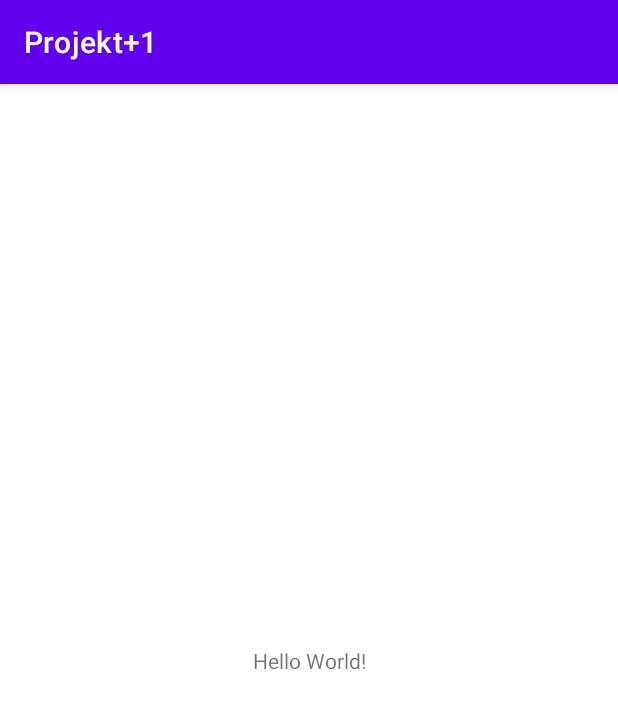
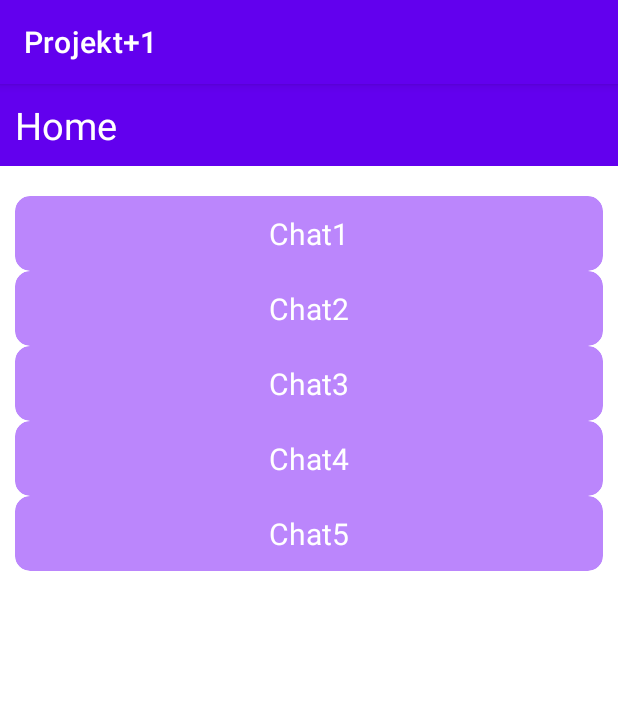
Before and after one commit to TobiWan1995/Organizer-Chat, an Android app: the screen it shows after launch (MainActivity), on a phone screen of 412 x 824 dp. Shown: the top 709 px of the screen. Run offline under Robolectric (Android 15) with nearby library versions, the phone set to English and light mode, and no system bars.

Commit message:
Recylcer View Implementation

```diff
--- a/app/build.gradle
+++ b/app/build.gradle
@@ -3,13 +3,13 @@ plugins {
 }
 
 android {
-    compileSdkVersion 30
-    buildToolsVersion "30.0.3"
+    compileSdkVersion 29
+    buildToolsVersion "29.0.3"
 
     defaultConfig {
         applicationId "com.example.projekt1"
         minSdkVersion 24
-        targetSdkVersion 30
+        targetSdkVersion 29
         versionCode 1
         versionName "1.0"
 
@@ -23,7 +23,7 @@ android {
         }
     }
     compileOptions {
-        sourceCompatibility JavaVersion.VERSION_1_8
+        sourceCompatibility JavaVersion.VERSION_1_6
         targetCompatibility JavaVersion.VERSION_1_8
     }
 }
--- /dev/null
+++ b/app/src/main/java/com/example/projekt1/Home.java
@@ -0,0 +1,64 @@
+package com.example.projekt1;
+
+import android.content.Context;
+import android.view.LayoutInflater;
+import android.view.View;
+import android.view.ViewGroup;
+import android.widget.TextView;
+import android.widget.Toast;
+
+import androidx.annotation.NonNull;
+import androidx.recyclerview.widget.RecyclerView;
+
+public class Home extends RecyclerView.Adapter<Home.ViewHolder> {
+
+    String data[];
+    Context context;
+
+    public Home(){
+        this.data = this.getChats();
+    }
+
+    public Home(String[] data){
+
+    }
+
+    @NonNull
+    @Override
+    public Home.ViewHolder onCreateViewHolder(@NonNull ViewGroup parent, int viewType) {
+        LayoutInflater layoutInflater = LayoutInflater.from(parent.getContext());
+        View view = layoutInflater.inflate(R.layout.home_item, parent, false);
+        ViewHolder viewHolder = new ViewHolder(view);
+        return viewHolder;
+    }
+
+    @Override
+    public void onBindViewHolder(@NonNull Home.ViewHolder holder, final int position) {
+        holder.textView.setText(data[position]);
+        holder.textView.setOnClickListener(new View.OnClickListener() {
+            @Override
+            public void onClick(View v) {
+                Toast.makeText(context, "Clicked on "+ data[position], Toast.LENGTH_SHORT).show();
+            }
+        });
+    }
+
+    @Override
+    public int getItemCount() {
+        return getChats().length;
+    }
+
+    public String[] getChats(){
+        return new String[] {"Chat1", "Chat2", "Chat3", "Chat4", "Chat5"};
+    }
+
+    public class ViewHolder extends RecyclerView.ViewHolder{
+
+        TextView textView;
+
+        public ViewHolder(@NonNull View itemView) {
+            super(itemView);
+            textView = itemView.findViewById(R.id.home_textView_chat);
+        }
+    }
+}
--- a/app/src/main/java/com/example/projekt1/MainActivity.java
+++ b/app/src/main/java/com/example/projekt1/MainActivity.java
@@ -1,16 +1,27 @@
 package com.example.projekt1;
 
 import androidx.appcompat.app.AppCompatActivity;
+import androidx.recyclerview.widget.LinearLayoutManager;
+import androidx.recyclerview.widget.RecyclerView;
 
 import android.os.Bundle;
 
-public class MainActivity extends AppCompatActivity {
+import java.util.ArrayList;
+
+public class MainActivity extends AppCompatActivity
+{
+    RecyclerView recyclerView;
+    Home home;
 
     @Override
     protected void onCreate(Bundle savedInstanceState) {
         super.onCreate(savedInstanceState);
         setContentView(R.layout.activity_main);
 
-        //Lul der erste Code V37 Milliarden und 2
+        // Home - RecyclerView - Implementation
+        recyclerView = findViewById(R.id.recyclerView);
+        recyclerView.setLayoutManager(new LinearLayoutManager(this));
+        home = new Home();
+        recyclerView.setAdapter(home);
     }
 }
--- a/app/src/main/res/layout/activity_main.xml
+++ b/app/src/main/res/layout/activity_main.xml
@@ -1,18 +1,27 @@
 <?xml version="1.0" encoding="utf-8"?>
-<androidx.constraintlayout.widget.ConstraintLayout xmlns:android="http://schemas.android.com/apk/res/android"
-    xmlns:app="http://schemas.android.com/apk/res-auto"
+<LinearLayout xmlns:android="http://schemas.android.com/apk/res/android"
     xmlns:tools="http://schemas.android.com/tools"
     android:layout_width="match_parent"
     android:layout_height="match_parent"
+    android:orientation="vertical"
     tools:context=".MainActivity">
 
     <TextView
-        android:layout_width="wrap_content"
+        android:layout_width="match_parent"
         android:layout_height="wrap_content"
-        android:text="Hello World!"
-        app:layout_constraintBottom_toBottomOf="parent"
-        app:layout_constraintLeft_toLeftOf="parent"
-        app:layout_constraintRight_toRightOf="parent"
-        app:layout_constraintTop_toTopOf="parent" />
+        android:text="Home"
+        android:textStyle="normal"
+        android:textColor="@color/white"
+        android:textSize="25sp"
+        android:background="@color/purple_500"
+        android:layout_gravity="left"
+        android:padding="10dp"/>
 
-</androidx.constraintlayout.widget.ConstraintLayout>
+    <androidx.recyclerview.widget.RecyclerView
+        android:layout_width="match_parent"
+        android:layout_height="match_parent"
+        android:id="@+id/recyclerView"
+        android:layout_marginTop="10dp"
+        android:padding="10dp"/>
+
+</LinearLayout>
--- /dev/null
+++ b/app/src/main/res/layout/home_item.xml
@@ -0,0 +1,25 @@
+<?xml version="1.0" encoding="utf-8"?>
+<LinearLayout xmlns:android="http://schemas.android.com/apk/res/android"
+    xmlns:tools="http://schemas.android.com/tools"
+    android:layout_width="match_parent"
+    android:layout_height="wrap_content"
+    xmlns:app="http://schemas.android.com/apk/res-auto"
+    android:orientation="vertical">
+    <androidx.cardview.widget.CardView
+        android:layout_width="match_parent"
+        android:layout_height="50dp"
+        app:cardCornerRadius="10dp"
+        app:cardBackgroundColor="@color/purple_200">
+
+        <TextView
+            android:layout_width="wrap_content"
+            android:layout_height="wrap_content"
+            android:text="Chat: XXX"
+            android:textSize="20sp"
+            android:textStyle="normal"
+            android:textColor="@color/white"
+            android:layout_gravity="center"
+            android:id="@+id/home_textView_chat"
+            android:layout_marginVertical="10dp"/>
+    </androidx.cardview.widget.CardView>
+</LinearLayout>
```
